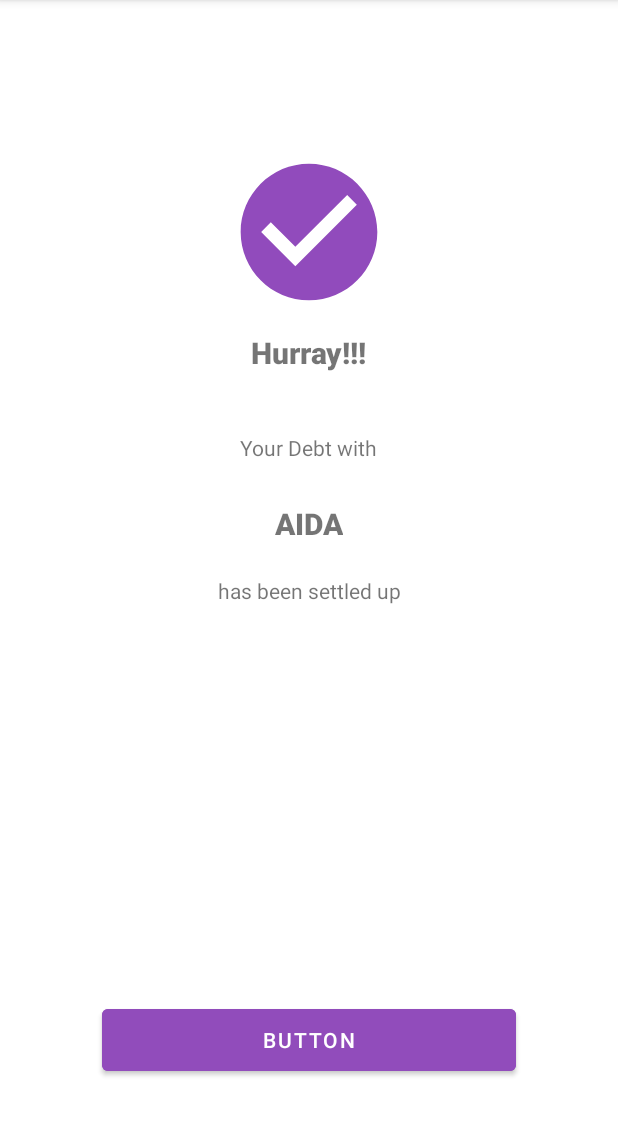
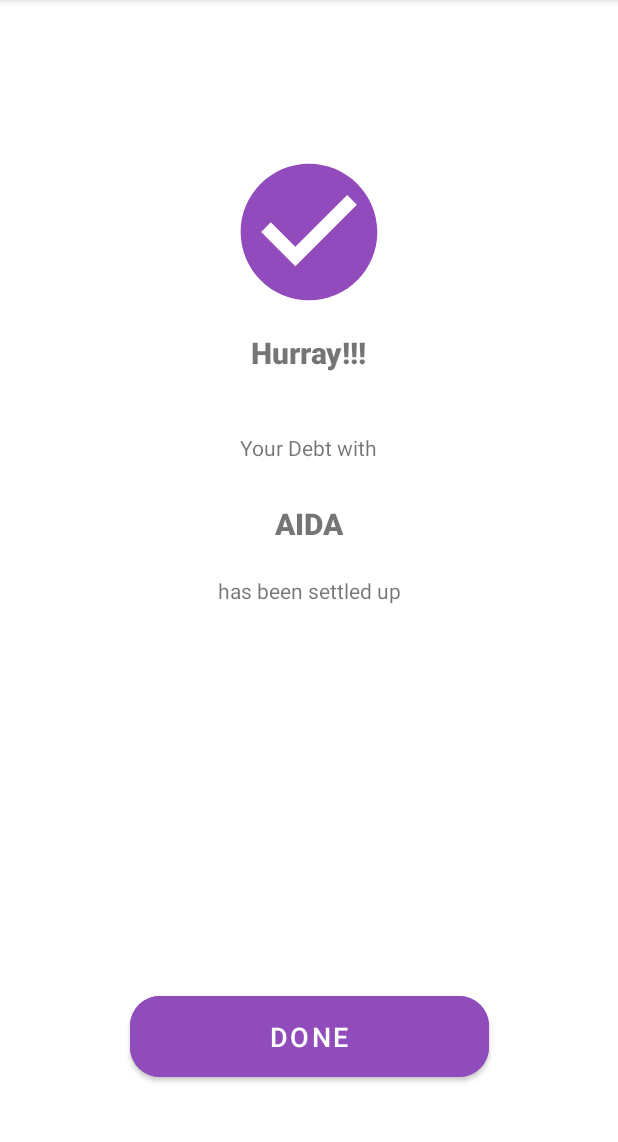
Before and after one commit to 11arns/YouOweMeProject, an Android app: the Confirmation screen opened directly, with no data from a screen before it, on a phone screen of 412 x 824 dp, the part 84-1226 px from its top. Run offline under Robolectric (Android 15) with nearby library versions, the phone set to English and light mode, and no system bars.

Commit message:
fixing navigation friend page 2.0

```diff
--- a/app/src/main/AndroidManifest.xml
+++ b/app/src/main/AndroidManifest.xml
@@ -61,6 +61,10 @@
             android:parentActivityName = ".FriendsList.Friend.SettleUpActivity"
             >
         </activity>
+        <activity android:name=".FriendsList.Friend.SettleUpActivity"
+            android:parentActivityName = ".FriendsList.Friend.SettleUpActivity"
+            >
+        </activity>
     </application>
 
 </manifest>
--- a/app/src/main/java/com/example/YouOweMeProject/FriendsList/Friend/SettleUp/Confirmation.java
+++ b/app/src/main/java/com/example/YouOweMeProject/FriendsList/Friend/SettleUp/Confirmation.java
@@ -9,6 +9,9 @@ import androidx.annotation.Nullable;
 import androidx.appcompat.app.AppCompatActivity;
 
 import com.example.YouOweMeProject.FriendsList.Friend.SettleUpActivity;
+import com.example.YouOweMeProject.FriendsList.FriendActivity;
+import com.example.YouOweMeProject.FriendsListActivity;
+import com.example.YouOweMeProject.MainActivity;
 import com.example.YouOweMeProject.R;
 
 public class Confirmation extends AppCompatActivity {
@@ -19,7 +22,14 @@ public class Confirmation extends AppCompatActivity {
             super.onCreate(savedInstanceState);
             setContentView(R.layout.friendslist_friend_settleup_confirmation);
 
-
+            Button Successfull = findViewById(R.id.btnsuccessful);
+            Successfull.setOnClickListener(new View.OnClickListener() {
+                @Override
+                public void onClick(View view) {
+                    Intent intent = new Intent(Confirmation.this, FriendsListActivity.class);
+                    startActivity(intent);
+                }
+            });
 
 
         }
--- a/app/src/main/java/com/example/YouOweMeProject/FriendsList/FriendActivity.java
+++ b/app/src/main/java/com/example/YouOweMeProject/FriendsList/FriendActivity.java
@@ -46,7 +46,7 @@ public class FriendActivity extends AppCompatActivity {
         SettleAllButton.setOnClickListener(new View.OnClickListener() {
             @Override
             public void onClick(View view) {
-                Intent intent = new Intent(FriendActivity.this, Confirmation.class);
+                Intent intent = new Intent(FriendActivity.this, SettleUpActivity.class);
                 startActivity(intent);
             }
         });
--- a/app/src/main/res/layout/friendslist_friend.xml
+++ b/app/src/main/res/layout/friendslist_friend.xml
@@ -119,7 +119,7 @@
         android:id="@+id/SettleAllButton"
         android:layout_width="239dp"
         android:layout_height="66dp"
-        android:layout_marginTop="52dp"
+        android:layout_marginBottom="44dp"
         android:backgroundTint="@color/purple"
         android:gravity="center"
         android:text="SETTLE ALL"
@@ -128,8 +128,6 @@
         app:cornerRadius="20dp"
         app:layout_constraintBottom_toBottomOf="parent"
         app:layout_constraintEnd_toEndOf="parent"
-        app:layout_constraintStart_toStartOf="parent"
-        app:layout_constraintTop_toBottomOf="@+id/cardView"
-        app:layout_constraintVertical_bias="0.838" />
+        app:layout_constraintStart_toStartOf="parent" />
 
 </androidx.constraintlayout.widget.ConstraintLayout>
--- a/app/src/main/res/layout/friendslist_friend_settleup_confirmation.xml
+++ b/app/src/main/res/layout/friendslist_friend_settleup_confirmation.xml
@@ -67,14 +67,16 @@
 
     <Button
         android:id="@+id/btnsuccessful"
-        android:layout_width="276dp"
-        android:layout_height="53dp"
-        android:layout_marginBottom="48dp"
+        android:layout_width="239dp"
+        android:layout_height="66dp"
+        android:layout_marginBottom="44dp"
         android:backgroundTint="@color/purple"
-        android:text="Button"
+        android:gravity="center"
+        android:text="DONE"
         android:textColor="@color/white"
+        android:textSize="18sp"
+        app:cornerRadius="20dp"
         app:layout_constraintBottom_toBottomOf="parent"
         app:layout_constraintEnd_toEndOf="parent"
-        app:layout_constraintHorizontal_bias="0.498"
         app:layout_constraintStart_toStartOf="parent" />
 </androidx.constraintlayout.widget.ConstraintLayout>
```
